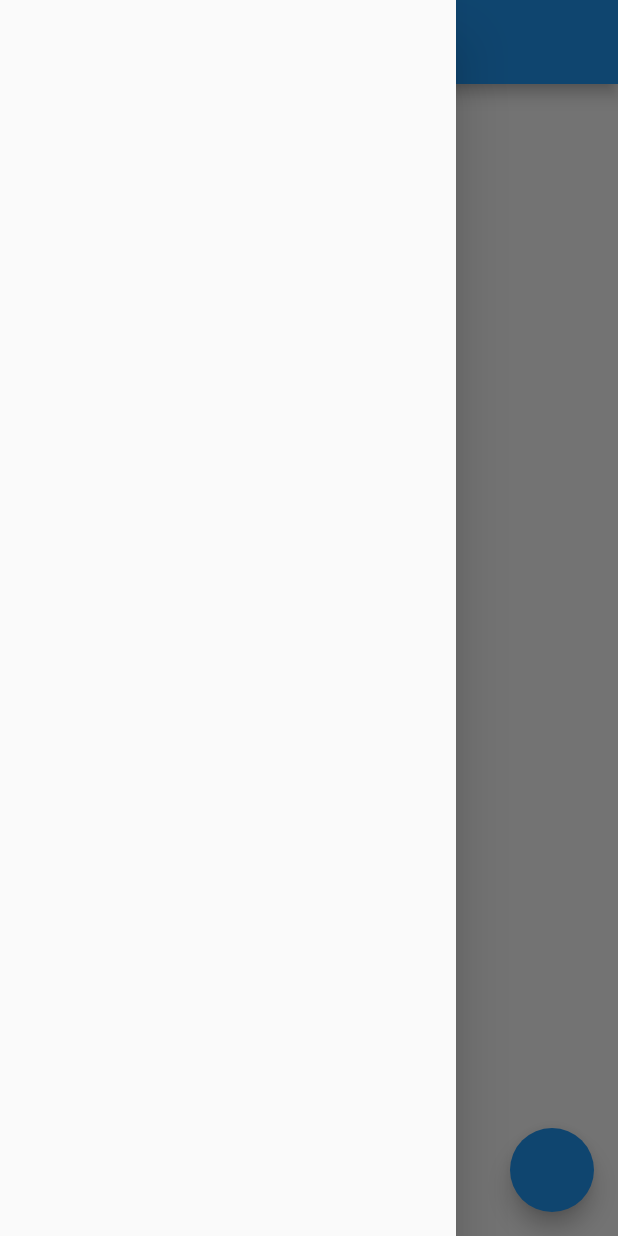
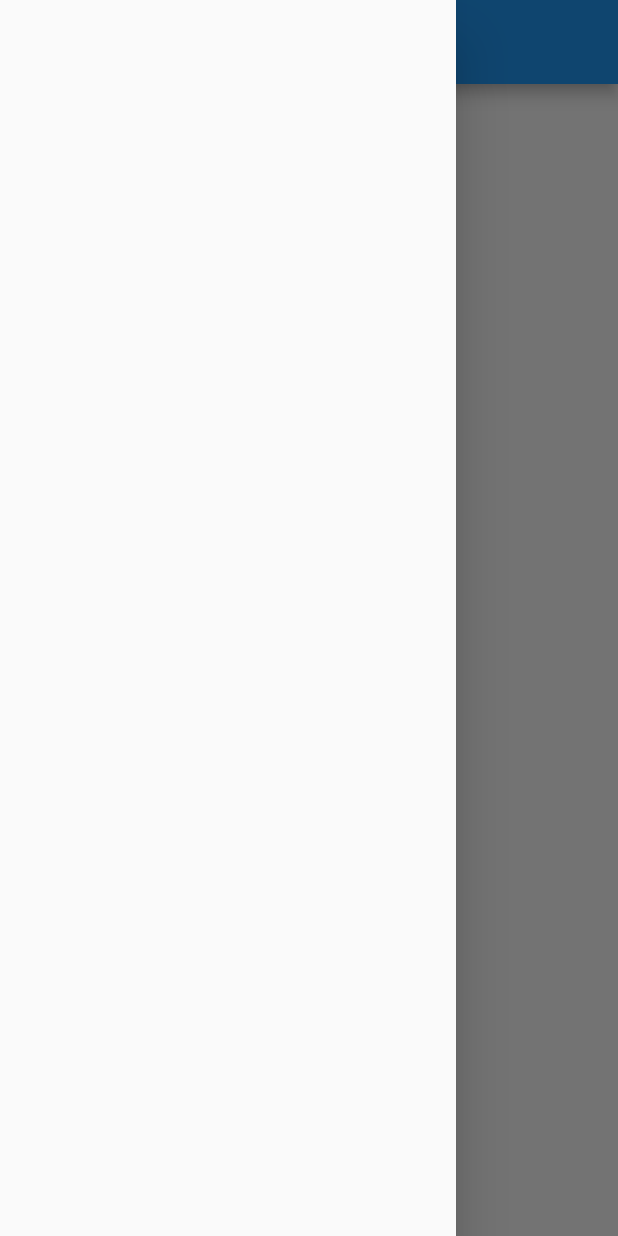
Before and after one commit to matheusd-oliveira/Gym-App, a Flutter app: the screen it shows after launch, with the side drawer open, on a phone screen of 412 x 824 dp. Run offline on Flutter 3.47's test engine with Material 2 defaults, Android fonts, the light colour scheme and no system bars; our stand-ins replace shared_preferences.

Commit message:
home - get widgets

```diff
--- a/lib/pages/home/home_page.dart
+++ b/lib/pages/home/home_page.dart
@@ -12,7 +12,6 @@ class _HomePageState extends State<HomePage> {
       appBar: AppBar(),
       drawer: Drawer(),
       body: Container(),
-      floatingActionButton: FloatingActionButton(),
     );
   }
 }
```
